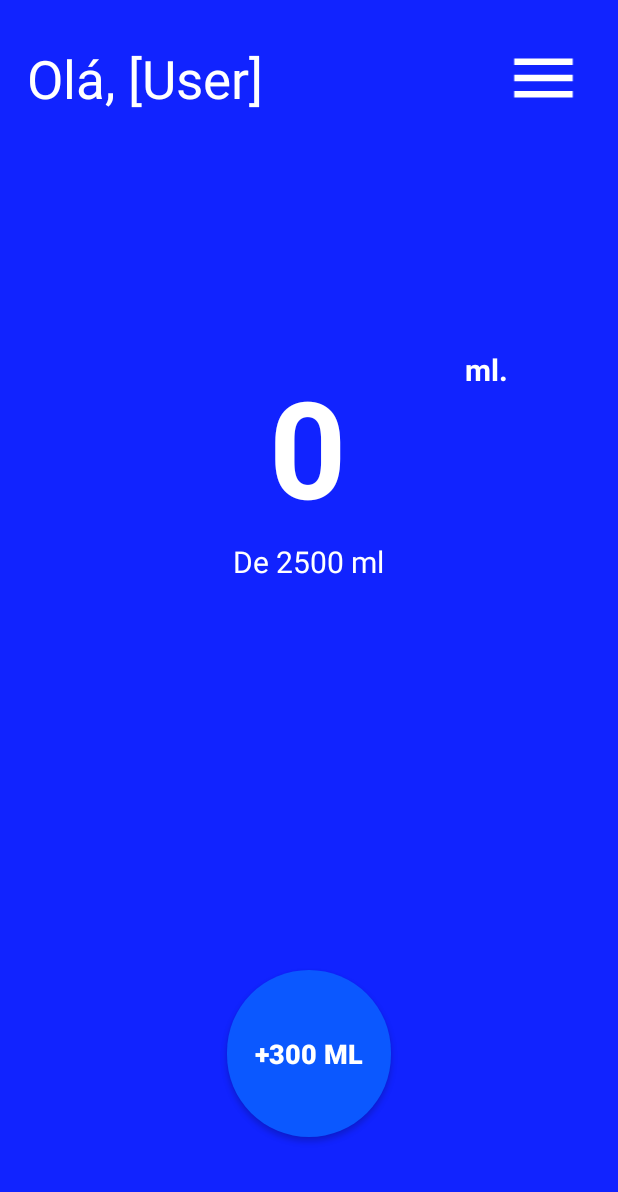
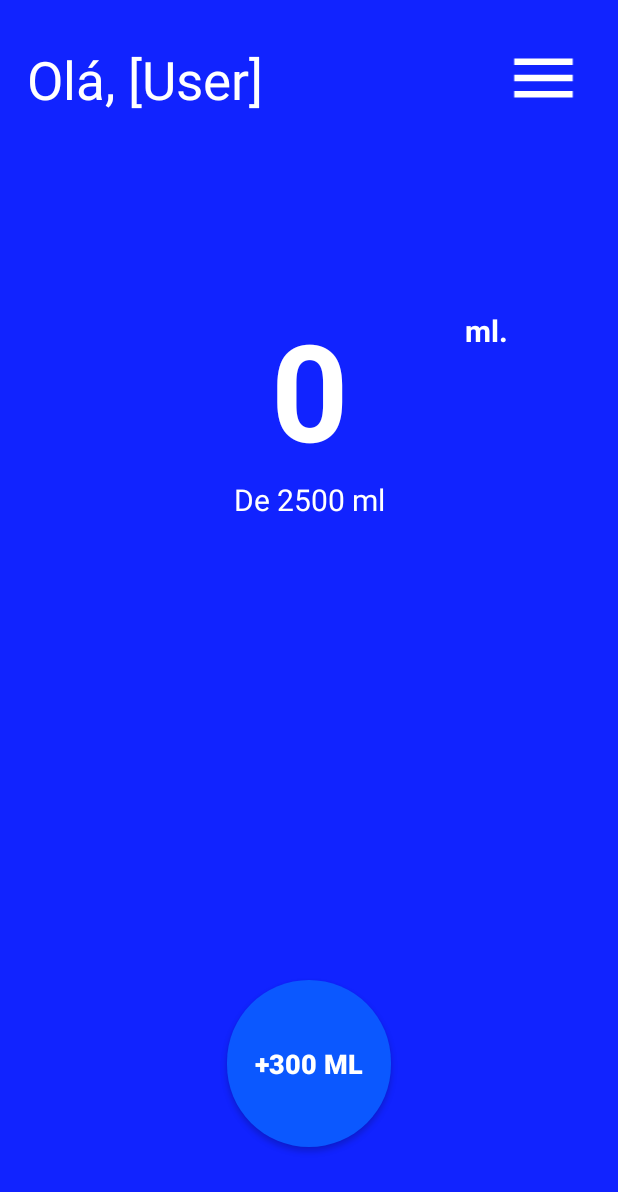
Before and after one commit to luigiconsentino7/front_agua_ponto, an Android app: the MainActivity screen opened directly, with no data from a screen before it, on a phone screen of 412 x 824 dp. Shown: the top 1192 px of the screen. Run offline under Robolectric (Android 15) with nearby library versions, the phone set to English and light mode, and no system bars.

Commit message:
ajustes layout

```diff
--- a/app/src/main/res/layout/activity_main.xml
+++ b/app/src/main/res/layout/activity_main.xml
@@ -15,11 +15,10 @@
 
         <View
             android:id="@+id/container_header_main"
-            android:layout_width="match_parent"
+            android:layout_width="0dp"
             android:layout_height="100dp"
             android:background="@drawable/container_header_main"
             app:layout_constraintEnd_toEndOf="parent"
-            app:layout_constraintHorizontal_bias="0.0"
             app:layout_constraintStart_toStartOf="parent"
             app:layout_constraintTop_toTopOf="parent" />
 
@@ -27,28 +26,28 @@
             android:id="@+id/header_title"
             android:layout_width="wrap_content"
             android:layout_height="wrap_content"
-            android:layout_marginEnd="124dp"
+            android:layout_marginStart="18dp"
+            android:layout_marginTop="29dp"
+            android:layout_marginEnd="153dp"
             android:text="@string/nav_text"
             android:textColor="@color/white"
             android:textSize="35sp"
-            app:layout_constraintBottom_toBottomOf="@+id/container_header_main"
             app:layout_constraintEnd_toStartOf="@+id/ic_menu"
-            app:layout_constraintHorizontal_bias="0.38"
-            app:layout_constraintStart_toStartOf="@+id/container_header_main"
-            app:layout_constraintTop_toTopOf="@+id/container_header_main"
-            app:layout_constraintVertical_bias="0.541" />
+            app:layout_constraintStart_toStartOf="parent"
+            app:layout_constraintTop_toTopOf="parent" />
 
         <ImageView
             android:id="@+id/ic_menu"
+            android:layout_width="0dp"
+            android:layout_height="52dp"
+            android:layout_marginTop="26dp"
+            android:layout_marginEnd="16dp"
+            android:layout_marginBottom="22dp"
             android:contentDescription="@string/descrição_image_menu"
-            android:layout_width="67dp"
-            android:layout_height="52dp"
             app:layout_constraintBottom_toBottomOf="@+id/container_header_main"
-            app:layout_constraintEnd_toEndOf="@+id/container_header_main"
-            app:layout_constraintHorizontal_bias="0.953"
-            app:layout_constraintStart_toStartOf="@+id/container_header_main"
-            app:layout_constraintTop_toTopOf="@+id/container_header_main"
-            app:layout_constraintVertical_bias="0.541"
+            app:layout_constraintEnd_toEndOf="parent"
+            app:layout_constraintStart_toEndOf="@+id/header_title"
+            app:layout_constraintTop_toTopOf="parent"
             app:srcCompat="@drawable/ic_menu" />
 
         <TextView
@@ -56,51 +55,44 @@
             android:layout_width="wrap_content"
             android:layout_height="wrap_content"
             android:text="@string/ingerido_ml"
+
             android:textColor="@color/white"
             android:textSize="90sp"
-
             android:textStyle="bold"
-            app:layout_constraintBottom_toTopOf="@+id/bt_add_ingestao"
+            app:layout_constraintBottom_toTopOf="@+id/meta_diaria_ml"
             app:layout_constraintEnd_toEndOf="parent"
-            app:layout_constraintHorizontal_bias="0.497"
-            app:layout_constraintStart_toStartOf="parent"
-            app:layout_constraintTop_toTopOf="@+id/container_header_main"
-            app:layout_constraintVertical_bias="0.451" />
+            app:layout_constraintStart_toStartOf="parent" />
 
         <TextView
             android:id="@+id/meta_diaria_ml"
             android:layout_width="wrap_content"
             android:layout_height="wrap_content"
+            android:layout_marginTop="319dp"
             android:text="@string/ingerir_ml"
             android:textColor="@color/white"
             android:textSize="20sp"
-            app:layout_constraintBottom_toBottomOf="parent"
             app:layout_constraintEnd_toEndOf="parent"
-            app:layout_constraintHorizontal_bias="0.498"
             app:layout_constraintStart_toStartOf="parent"
-            app:layout_constraintTop_toTopOf="@+id/container_header_main"
-            app:layout_constraintVertical_bias="0.453" />
+            app:layout_constraintTop_toTopOf="parent" />
 
         <TextView
             android:id="@+id/textView4"
             android:layout_width="wrap_content"
             android:layout_height="wrap_content"
+            android:layout_marginTop="7dp"
+            android:layout_marginEnd="73dp"
             android:text="@string/ml_text"
             android:textColor="@color/white"
             android:textSize="20sp"
             android:textStyle="bold"
-            app:layout_constraintBottom_toBottomOf="parent"
             app:layout_constraintEnd_toEndOf="parent"
-            app:layout_constraintHorizontal_bias="0.808"
-            app:layout_constraintStart_toStartOf="parent"
-            app:layout_constraintTop_toTopOf="@+id/container_header_main"
-            app:layout_constraintVertical_bias="0.292" />
+            app:layout_constraintTop_toTopOf="@+id/txt_resultado_ml_main" />
 
         <androidx.appcompat.widget.AppCompatButton
             android:id="@+id/bt_add_ingestao"
             android:layout_width="109dp"
             android:layout_height="111dp"
-            android:layout_margin="20dp"
+            android:layout_marginBottom="59dp"
             android:background="@drawable/bg_solid_button"
             android:padding="15dp"
             android:text="@string/add_ml"
@@ -109,9 +101,7 @@
             android:textStyle="bold"
             app:layout_constraintBottom_toBottomOf="parent"
             app:layout_constraintEnd_toEndOf="parent"
-            app:layout_constraintStart_toStartOf="parent"
-            app:layout_constraintTop_toTopOf="@+id/container_header_main"
-            app:layout_constraintVertical_bias="0.932" />
+            app:layout_constraintStart_toStartOf="parent" />
 
 
     </androidx.constraintlayout.widget.ConstraintLayout>
```
